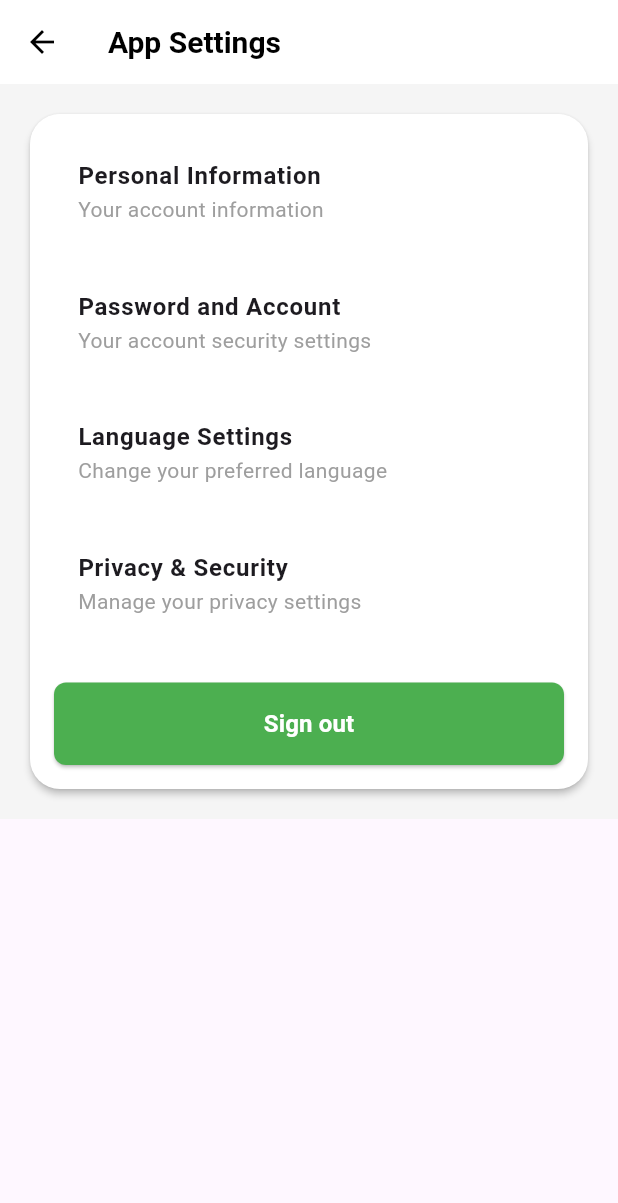
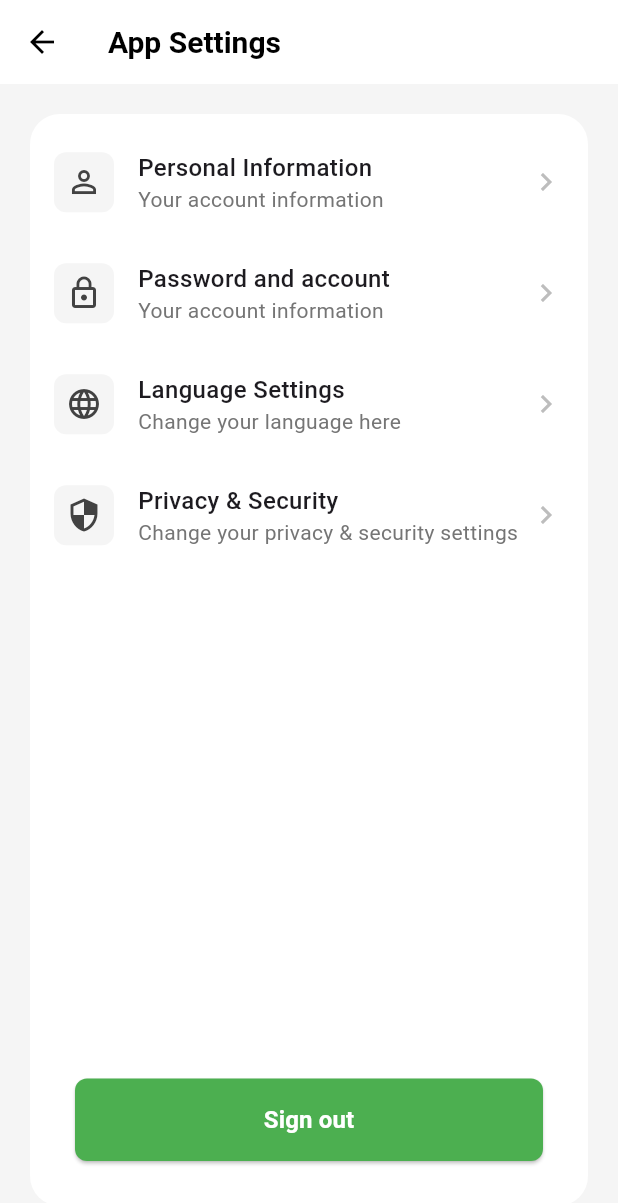
Before and after one commit to agrimart44/AgriMart, a Flutter app: the AppSettings screen opened directly, on a phone screen of 412 x 824 dp. Shown: the top 1203 px of the screen. Run offline on Flutter 3.47's test engine with Material 3 defaults, Android fonts, the phone set to English and light mode, and no system bars.

Commit message:
Added icons for each setting option

```diff
--- a/Frontend/lib/Setting_page/settings_main_page.dart
+++ b/Frontend/lib/Setting_page/settings_main_page.dart
@@ -28,29 +28,68 @@ class AppSettings extends StatelessWidget {
         color: Colors.grey[100],
         padding: const EdgeInsets.all(16),
         child: Card(
-          elevation: 2,
+          elevation: 0,
           shape: RoundedRectangleBorder(
             borderRadius: BorderRadius.circular(20),
           ),
           color: Colors.white,
-          child: Padding(
-            padding: const EdgeInsets.all(16),
           child: Column(
             mainAxisSize: MainAxisSize.min,
             children: [
-                _buildSettingsOption(
-                    context, 'Personal Information', 'Your account information'),
+              Padding(
+                padding: const EdgeInsets.all(16),
+                child: Column(
+                  children: [
+                    _buildSettingsCard(
+                      context,
+                      icon: Icons.person_outline,
+                      title: 'Personal Information',
+                      subtitle: 'Your account information',
+                      onTap: () {
+                        // TODO: Navigate to Personal Information page
+                        print('Navigate to Personal Information');
+                      },
+                    ),
                     const SizedBox(height: 15),
-                _buildSettingsOption(
-                    context, 'Password and Account', 'Your account security settings'),
+                    _buildSettingsCard(
+                      context,
+                      icon: Icons.lock_outline,
+                      title: 'Password and account',
+                      subtitle: 'Your account information',
+                      onTap: () {
+                        // TODO: Navigate to Password and account page
+                        print('Navigate to Password and account');
+                      },
+                    ),
                     const SizedBox(height: 15),
-                _buildSettingsOption(
-                    context, 'Language Settings', 'Change your preferred language'),
+                    _buildSettingsCard(
+                      context,
+                      icon: Icons.language,
+                      title: 'Language Settings',
+                      subtitle: 'Change your language here',
+                      onTap: () {
+                        // TODO: Navigate to Language Settings page
+                        print('Navigate to Language Settings');
+                      },
+                    ),
                     const SizedBox(height: 15),
-                _buildSettingsOption(
-                    context, 'Privacy & Security', 'Manage your privacy settings'),
-                const SizedBox(height: 30), // Space between settings and sign-out button
-                SizedBox(
+                    _buildSettingsCard(
+                      context,
+                      icon: Icons.security,
+                      title: 'Privacy & Security',
+                      subtitle: 'Change your privacy & security settings',
+                      onTap: () {
+                        // TODO: Navigate to Privacy & Security page
+                        print('Navigate to Privacy & Security');
+                      },
+                    ),
+                  ],
+                ),
+              ),
+              const Spacer(),
+              Padding(
+                padding: const EdgeInsets.all(30),
+                child: SizedBox(
                   width: double.infinity,
                   child: ElevatedButton(
                     onPressed: () {
@@ -74,34 +113,69 @@ class AppSettings extends StatelessWidget {
                     ),
                   ),
                 ),
+              ),
             ],
-            ),
           ),
         ),
       ),
     );
   }
 
-  Widget _buildSettingsOption(BuildContext context, String title, String subtitle) {
-    return ListTile(
-      title: Text(
+  Widget _buildSettingsCard(
+      BuildContext context, {
+        required IconData icon,
+        required String title,
+        String? subtitle,
+        required VoidCallback onTap,
+      }) {
+    return InkWell(
+      onTap: onTap,
+      child: Padding(
+        padding: const EdgeInsets.symmetric(vertical: 8),
+        child: Row(
+          children: [
+            Container(
+              padding: const EdgeInsets.all(8),
+              decoration: BoxDecoration(
+                color: Colors.grey[100],
+                borderRadius: BorderRadius.circular(8),
+              ),
+              child: Icon(
+                icon,
+                size: 24,
+                color: Colors.grey[800],
+              ),
+            ),
+            const SizedBox(width: 16),
+            Expanded(
+              child: Column(
+                crossAxisAlignment: CrossAxisAlignment.start,
+                children: [
+                  Text(
                     title,
                     style: const TextStyle(
                       fontSize: 16,
-          fontWeight: FontWeight.bold,
+                      fontWeight: FontWeight.w500,
                     ),
                   ),
-      subtitle: Text(
+                  if (subtitle != null)
+                    Text(
                       subtitle,
-        style: const TextStyle(
+                      style: TextStyle(
                         fontSize: 14,
-          color: Colors.grey,
+                        color: Colors.grey[600],
                       ),
                     ),
-      onTap: () {
-        // TODO: Implement navigation to respective settings pages
-        print('Navigating to $title');
-      },
+                ],
+              ),
+            ),
+            Icon(
+              Icons.chevron_right,
+              color: Colors.grey[400],
+            ),
+          ],
+        ),
+      ),
     );
   }
 }
```
Lines whose indentation alone changed are shown as unchanged.
